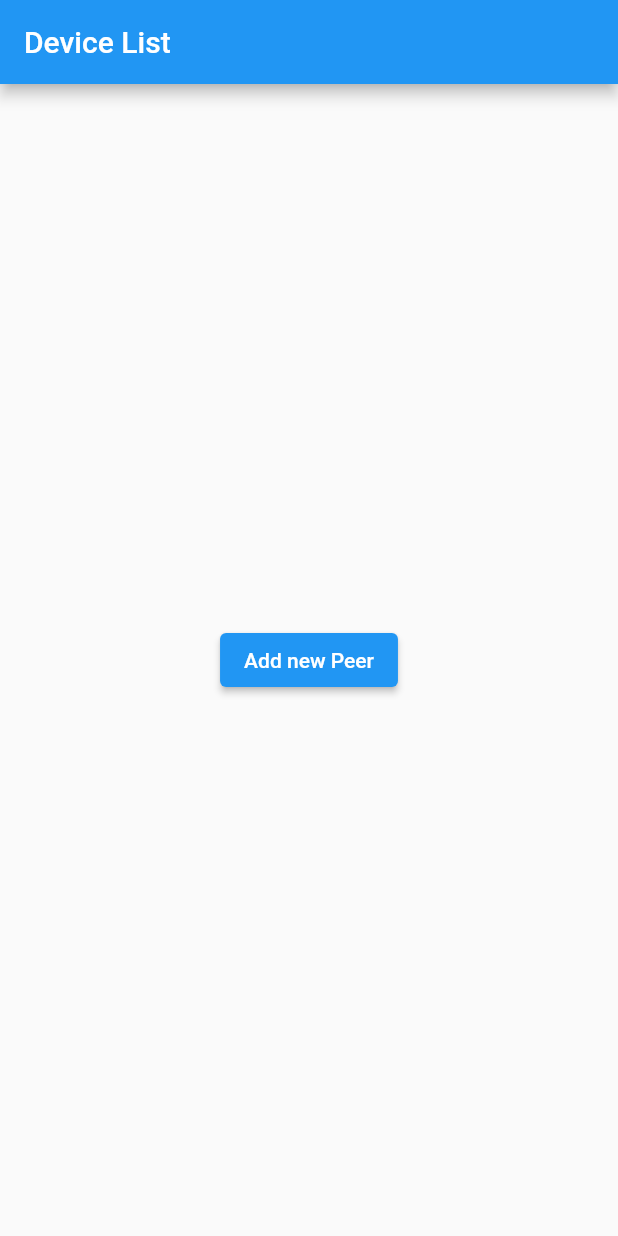
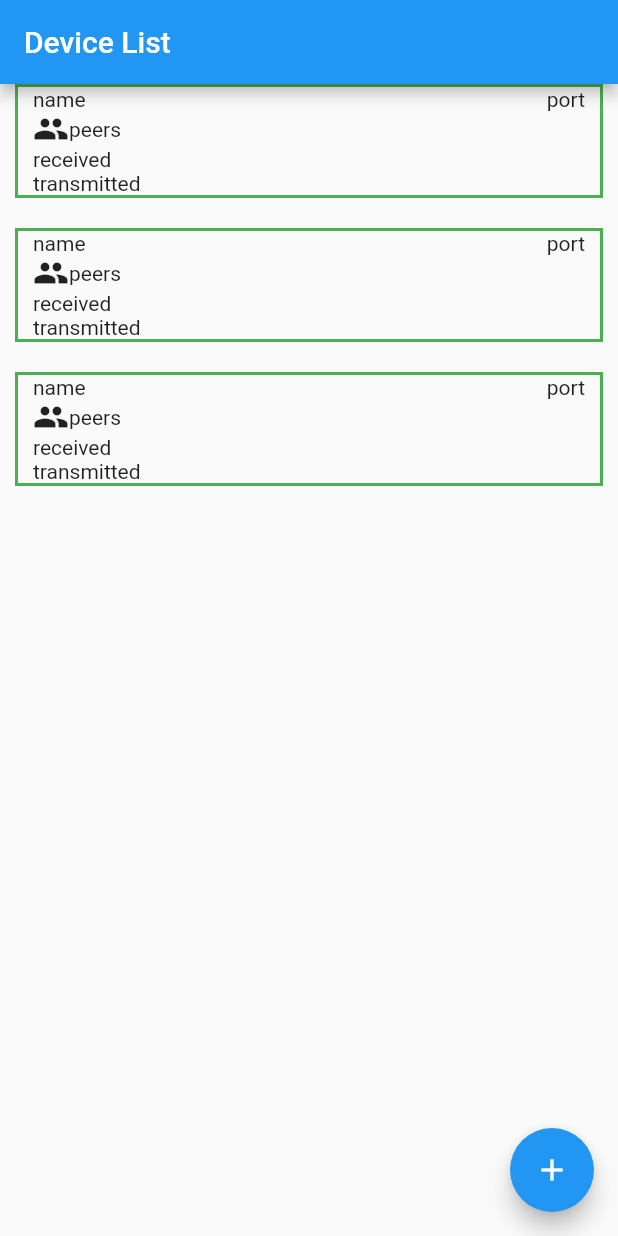
Before and after one commit to forestvpn/wgrest-mobile, a Flutter app: the screen it shows after launch, on a phone screen of 412 x 824 dp. Run offline on Flutter 3.47's test engine with Material 2 defaults, Android fonts, the light colour scheme and no system bars; our stand-ins replace auto_route.

Commit message:
add base component

```diff
--- /dev/null
+++ b/lib/features/home/add_new_device/add_new_device.dart
@@ -0,0 +1 @@
+export 'view/view.dart';
--- /dev/null
+++ b/lib/features/home/add_new_device/view/view.dart
@@ -0,0 +1 @@
+export 'add_new_device_screen.dart';
--- a/lib/features/home/view/home_screen.dart
+++ b/lib/features/home/view/home_screen.dart
@@ -1,6 +1,8 @@
 import 'package:auto_route/auto_route.dart';
 import 'package:flutter/material.dart';
 import 'package:wgrest/router/router.dart';
+
+import 'package:wgrest/ui/widgets/device_list.dart';
 
 class HomeScreen extends StatelessWidget {
   const HomeScreen({Key? key}) : super(key: key);
@@ -11,16 +13,21 @@ class HomeScreen extends StatelessWidget {
       appBar: AppBar(
         title: const Text('Device List'),
       ),
-      body: Center(
-        child: ElevatedButton(
-          onPressed: () => _openAddNewPeerScreen(context),
-          child: const Text('Add new Peer'),
-        ),
+      body: Column(
+        crossAxisAlignment: CrossAxisAlignment.center,
+        children: const <Widget>[
+          Expanded(child: DeviceList())
+        ],
+      ),
+      floatingActionButton: FloatingActionButton(
+        onPressed: () => _openAddNewDeviceScreen(context),
+        tooltip: 'New Device',
+        child: const Icon(Icons.add),
       ),
     );
   }
 
-  void _openAddNewPeerScreen(BuildContext context) {
-    AutoRouter.of(context).push(const AddNewPeerScreenRoute());
+  void _openAddNewDeviceScreen(BuildContext context) {
+    AutoRouter.of(context).push(const AddNewDeviceScreenRoute());
   }
 }
--- /dev/null
+++ b/lib/repositories/models/device.dart
@@ -0,0 +1,16 @@
+class Device {
+  int id;
+  String name;
+  String email;
+  String phone;
+
+  Device({required this.id, required this.name, required this.email, required this.phone});
+
+  factory Device.fromJson(Map<String, dynamic> json) {
+    return Device(
+        id: json['id'],
+        name: json['name'],
+        email: json['email'],
+        phone: json['phone']);
+  }
+}
--- a/lib/router/router.dart
+++ b/lib/router/router.dart
@@ -3,15 +3,21 @@
 // @CustomAutoRouter
 // @MaterialAutoRouter
 import 'package:auto_route/auto_route.dart';
+import 'package:wgrest/features/auth/auth.dart';
+import 'package:wgrest/features/home/add_new_device/view/add_new_device_screen.dart';
 import 'package:wgrest/features/home/view/home_screen.dart';
 import 'package:wgrest/features/peer/add_new_peer/add_new_peer.dart';
+import 'package:wgrest/features/peer/view/peer_screen.dart';
 export 'router.gr.dart';
 
 @MaterialAutoRouter(
   replaceInRouteName: '',
   routes: <AutoRoute>[
     AutoRoute(page: HomeScreen, initial: true),
+    AutoRoute(page: AddNewDeviceScreen),
     AutoRoute(page: AddNewPeerScreen),
+    AutoRoute(page: PeerScreen),
+    AutoRoute(page: AuthScreen)
   ],
 )
 class $AppRouter {}
--- /dev/null
+++ b/lib/ui/widgets/device_item.dart
@@ -0,0 +1,36 @@
+import 'package:flutter/material.dart';
+
+class DeviceItem extends StatelessWidget {
+  const DeviceItem({Key? key}) : super(key: key);
+
+  @override
+  Widget build(BuildContext context) {
+    return Container(
+        margin: const EdgeInsets.only(bottom: 20.0, left: 10.0, right: 10.0),
+        padding: const EdgeInsets.only(left: 10.0, right: 10.0),
+        decoration:
+            BoxDecoration(border: Border.all(width: 2.0, color: Colors.green)),
+        child: Column(
+          children: <Widget>[
+            Row(
+              crossAxisAlignment: CrossAxisAlignment.center,
+              mainAxisAlignment: MainAxisAlignment.spaceBetween,
+              children: const <Widget>[Text("name"), Text("port")],
+            ),
+            Column(
+              crossAxisAlignment: CrossAxisAlignment.start,
+              children: <Widget>[
+                Row(
+                  children: const <Widget>[
+                    Icon(Icons.people),
+                    Text('peers'),
+                  ],
+                ),
+                const Text('received'),
+                const Text('transmitted'),
+              ],
+            )
+          ],
+        ));
+  }
+}
--- /dev/null
+++ b/lib/ui/widgets/device_list.dart
@@ -0,0 +1,14 @@
+import 'package:flutter/material.dart';
+import 'package:wgrest/ui/widgets/device_item.dart';
+
+class DeviceList extends StatelessWidget {
+  const DeviceList({Key? key}) : super(key: key);
+
+  @override
+  Widget build(BuildContext context) {
+    return ListView.builder(
+      itemCount: 3,
+      itemBuilder: (context, index) => DeviceItem()
+    );
+  }
+}
--- a/pubspec.yaml
+++ b/pubspec.yaml
@@ -11,6 +11,7 @@ dependencies:
     sdk: flutter
   cupertino_icons: ^1.0.2
   auto_route: ^4.2.1
+  flutter_bloc: ^8.0.1
 
 dev_dependencies:
   flutter_test:
```
Also changed, not shown: lib/features/home/add_new_device/view/add_new_device_screen.dart (added, +14 -0 lines), lib/features/peer/view/peer_screen.dart (+13 -0 lines), lib/router/router.gr.dart, pubspec.lock.
